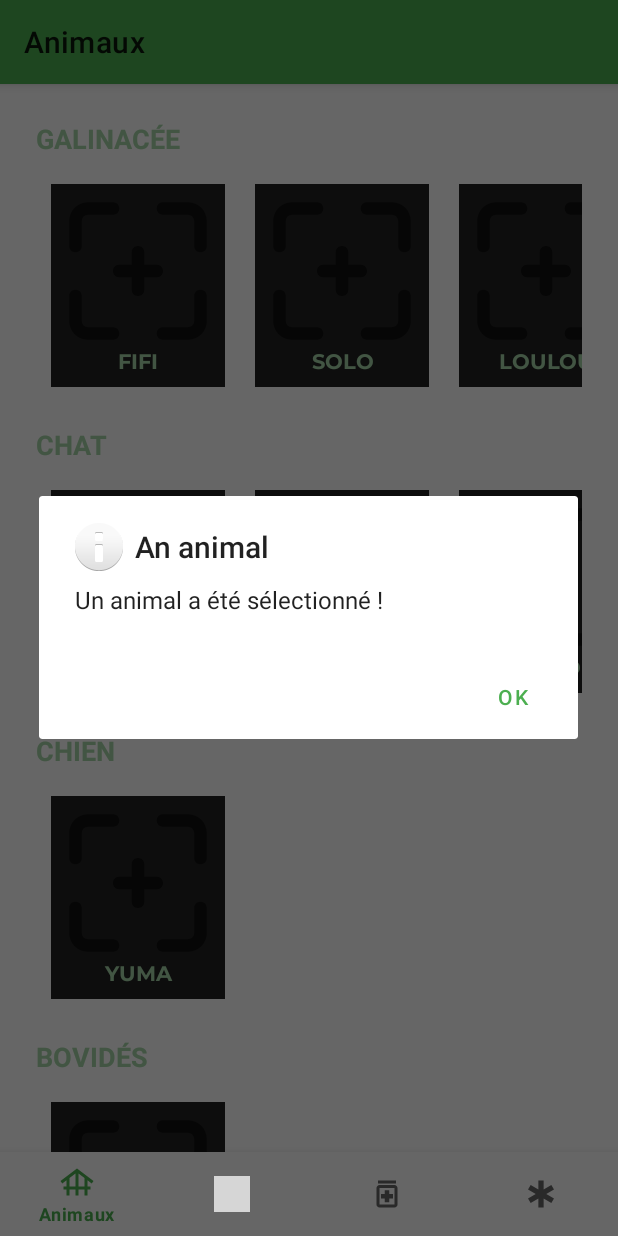
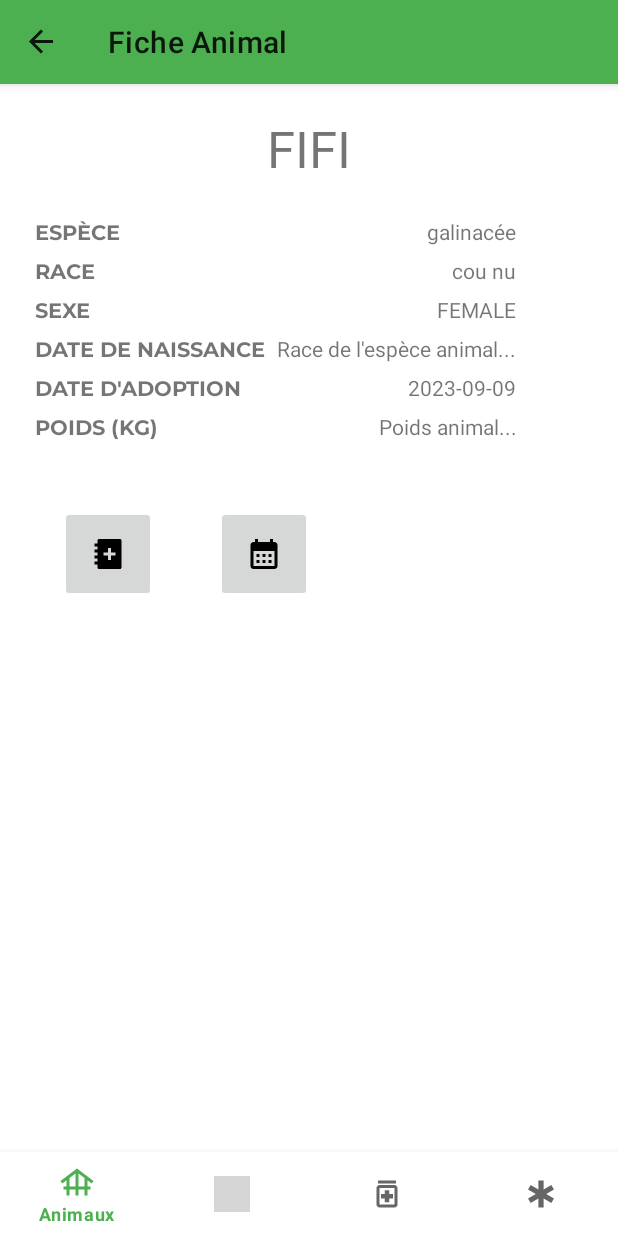
Before and after one commit to nirah-technology/petvet, an Android app: the FarmExpositionFragment screen opened directly, with no data from a screen before it, after a tap on "FIFI", on a phone screen of 412 x 824 dp. Run offline under Robolectric (Android 15) with nearby library versions, the phone set to English and light mode, and no system bars; our stand-ins replace navigation-ui; pictures from the network do not load; 14 statements that could not run were skipped; grey boxes are pictures that could not be loaded.

Commit message:
Add navigation to pet detail

```diff
--- a/app/src/main/java/io/nirahtech/petvet/ui/PetDetailFragment.java
+++ b/app/src/main/java/io/nirahtech/petvet/ui/PetDetailFragment.java
@@ -7,6 +7,9 @@ import androidx.fragment.app.Fragment;
 import android.view.LayoutInflater;
 import android.view.View;
 import android.view.ViewGroup;
+import android.widget.TextView;
+
+import java.util.Objects;
 
 import io.nirahtech.petvet.R;
 import io.nirahtech.petvet.core.base.Pet;
@@ -22,18 +25,62 @@ public class PetDetailFragment extends Fragment {
     // the fragment initialization parameters, e.g. ARG_ITEM_NUMBER
     private static final String ARG_PET = "pet";
 
-    private final Pet pet;
+    private Pet pet;
 
-    public PetDetailFragment(final Pet pet) {
-        // Required empty public constructor
-        this.pet = pet;
+    private TextView petNameTextView;
+    private TextView petSpeciesTextView;
+    private TextView petBreedTextView;
+    private TextView petSexeTextView;
+    private TextView petBirthDateTextView;
+    private TextView petAdoptionDateTextView;
+    private TextView petWweightDateTextView;
+
+    public PetDetailFragment() {
     }
 
 
     @Override
     public View onCreateView(LayoutInflater inflater, ViewGroup container,
                              Bundle savedInstanceState) {
-        // Inflate the layout for this fragment
-        return inflater.inflate(R.layout.fragment_pet_detail, container, false);
+        View rootView = inflater.inflate(R.layout.fragment_pet_detail, container, false);
+
+        if (Objects.nonNull(getArguments())) {
+            final Pet pet = (Pet) getArguments().getSerializable(ARG_PET);
+            if (Objects.nonNull(pet)) {
+                this.pet = pet;
+            }
+        }
+
+        if (Objects.nonNull(this.pet)) {
+            this.petNameTextView = rootView.findViewById(R.id.petName);
+            this.petSpeciesTextView = rootView.findViewById(R.id.petSpecies);
+            this.petBreedTextView = rootView.findViewById(R.id.petBreed);
+            this.petSexeTextView = rootView.findViewById(R.id.petSexe);
+            this.petBirthDateTextView = rootView.findViewById(R.id.petBirthDate);
+            this.petAdoptionDateTextView = rootView.findViewById(R.id.petAdoptionDate);
+            this.petWweightDateTextView = rootView.findViewById(R.id.petWeight);
+
+            if (Objects.nonNull(this.pet.getName())) {
+                this.petNameTextView.setText(this.pet.getName());
+            }
+            if (Objects.nonNull(this.pet.getAnimal().getSpecies())) {
+                this.petSpeciesTextView.setText(this.pet.getAnimal().getSpecies().getName());
+            }
+            if (Objects.nonNull(this.pet.getAnimal().getBreed())) {
+                this.petBreedTextView.setText(this.pet.getAnimal().getBreed().getName());
+            }
+            if (Objects.nonNull(this.pet.getAnimal().getGender())) {
+                this.petSexeTextView.setText(this.pet.getAnimal().getGender().name());
+            }
+            if (Objects.nonNull(this.pet.getAnimal().getBirthDate())) {
+                this.petBirthDateTextView.setText(this.pet.getAnimal().getBirthDate().toString());
+            }
+            if (Objects.nonNull(this.pet.getAdoptionDate())) {
+                this.petAdoptionDateTextView.setText(this.pet.getAdoptionDate().toString());
+            }
+        }
+
+        return rootView;
+
     }
 }
--- a/app/src/main/java/io/nirahtech/petvet/ui/adapters/PetAdapter.java
+++ b/app/src/main/java/io/nirahtech/petvet/ui/adapters/PetAdapter.java
@@ -12,22 +12,15 @@ import java.util.List;
 
 import io.nirahtech.petvet.R;
 import io.nirahtech.petvet.core.base.Pet;
+import io.nirahtech.petvet.ui.adapters.listeners.OnPetClickEventListener;
 
-public class PetAdapter extends RecyclerView.Adapter<PetAdapter.PetViewHolder> {
-    private List<Pet> pets;
+public class PetAdapter extends RecyclerView.Adapter<PetViewHolder> {
+    private final List<Pet> pets;
+    private final OnPetClickEventListener onPetClickEventListener;
 
-    static class PetViewHolder extends RecyclerView.ViewHolder {
-        private final ImageView petImage;
-        private final TextView petName;
 
-        public PetViewHolder(final View itemView) {
-            super(itemView);
-            this.petImage = itemView.findViewById(R.id.petImage);
-            this.petName = itemView.findViewById(R.id.petName);
-        }
-    }
-
-    public PetAdapter(final List<Pet> Pets) {
+    public PetAdapter(final List<Pet> Pets, final OnPetClickEventListener onPetClickEventListener) {
+        this.onPetClickEventListener = onPetClickEventListener;
         this.pets = Pets;
     }
 
@@ -39,10 +32,11 @@ public class PetAdapter extends RecyclerView.Adapter<PetAdapter.PetViewHolder> {
 
     @Override
     public void onBindViewHolder(PetViewHolder holder, int position) {
-        final Pet Pet = this.pets.get(position);
+        final Pet pet = this.pets.get(position);
         // Load image using a library like Glide or Picasso
         // Glide.with(holder.PetImage.getContext()).load(Pet.getImageUrl()).into(holder.PetImage);
-        holder.petName.setText(Pet.getName());
+        holder.petName.setText(pet.getName());
+        holder.bind(pet, this.onPetClickEventListener);
     }
 
     @Override
--- /dev/null
+++ b/app/src/main/java/io/nirahtech/petvet/ui/adapters/PetViewHolder.java
@@ -0,0 +1,27 @@
+package io.nirahtech.petvet.ui.adapters;
+
+import android.view.View;
+import android.widget.ImageView;
+import android.widget.TextView;
+
+import androidx.recyclerview.widget.RecyclerView;
+
+import io.nirahtech.petvet.R;
+import io.nirahtech.petvet.core.base.Pet;
+import io.nirahtech.petvet.ui.adapters.listeners.OnPetClickEventListener;
+
+public class PetViewHolder extends RecyclerView.ViewHolder {
+    final ImageView petImage;
+    final TextView petName;
+
+    public PetViewHolder(final View itemView) {
+        super(itemView);
+        this.petImage = itemView.findViewById(R.id.petImage);
+        this.petName = itemView.findViewById(R.id.petName);
+    }
+    public void bind(final Pet pet, final OnPetClickEventListener listener) {
+        petName.setText(pet.getName());
+        itemView.setOnClickListener(v -> listener.onPetClick(pet));
+    }
+
+}
--- a/app/src/main/java/io/nirahtech/petvet/ui/adapters/SpeciesAdapter.java
+++ b/app/src/main/java/io/nirahtech/petvet/ui/adapters/SpeciesAdapter.java
@@ -16,23 +16,16 @@ import java.util.Set;
 import io.nirahtech.petvet.R;
 import io.nirahtech.petvet.core.animalpark.Species;
 import io.nirahtech.petvet.core.base.Pet;
+import io.nirahtech.petvet.ui.adapters.listeners.OnPetClickEventListener;
 
-public final class SpeciesAdapter extends RecyclerView.Adapter<SpeciesAdapter.SpeciesViewHolder> {
+public final class SpeciesAdapter extends RecyclerView.Adapter<SpeciesViewHolder> {
     private final Map<Species, Set<Pet>> sortedPetsBySpecies;
+    private final OnPetClickEventListener onPetClickEventListener;
 
-    public static final class SpeciesViewHolder extends RecyclerView.ViewHolder {
-        private final TextView speciesName;
-        private final RecyclerView petRecyclerView;
 
-        public SpeciesViewHolder(View itemView) {
-            super(itemView);
-            this.speciesName = itemView.findViewById(R.id.speciesName);
-            this.petRecyclerView = itemView.findViewById(R.id.animalRecyclerView);
-        }
-    }
-
-    public SpeciesAdapter(final Map<Species, Set<Pet>> speciesList) {
+    public SpeciesAdapter(final Map<Species, Set<Pet>> speciesList, final OnPetClickEventListener onPetClickEventListener) {
         this.sortedPetsBySpecies = speciesList;
+        this.onPetClickEventListener = onPetClickEventListener;
     }
 
     @Override
@@ -48,7 +41,7 @@ public final class SpeciesAdapter extends RecyclerView.Adapter<SpeciesAdapter.Sp
 
         // Set up the horizontal RecyclerView for animals
         final List<Pet> petsOfSpecies = new ArrayList<>(this.sortedPetsBySpecies.get(species));
-        final PetAdapter petAdapter = new PetAdapter(petsOfSpecies);
+        final PetAdapter petAdapter = new PetAdapter(petsOfSpecies, this.onPetClickEventListener);
         holder.petRecyclerView.setLayoutManager(new LinearLayoutManager(holder.petRecyclerView.getContext(), LinearLayoutManager.HORIZONTAL, false));
         holder.petRecyclerView.setAdapter(petAdapter);
     }
--- /dev/null
+++ b/app/src/main/java/io/nirahtech/petvet/ui/adapters/SpeciesViewHolder.java
@@ -0,0 +1,19 @@
+package io.nirahtech.petvet.ui.adapters;
+
+import android.view.View;
+import android.widget.TextView;
+
+import androidx.recyclerview.widget.RecyclerView;
+
+import io.nirahtech.petvet.R;
+
+public final class SpeciesViewHolder extends RecyclerView.ViewHolder {
+    final TextView speciesName;
+    final RecyclerView petRecyclerView;
+
+    public SpeciesViewHolder(View itemView) {
+        super(itemView);
+        this.speciesName = itemView.findViewById(R.id.speciesName);
+        this.petRecyclerView = itemView.findViewById(R.id.animalRecyclerView);
+    }
+}
--- /dev/null
+++ b/app/src/main/java/io/nirahtech/petvet/ui/adapters/listeners/OnPetClickEventListener.java
@@ -0,0 +1,7 @@
+package io.nirahtech.petvet.ui.adapters.listeners;
+
+import io.nirahtech.petvet.core.base.Pet;
+
+public interface OnPetClickEventListener {
+    void onPetClick(Pet pet);
+}
--- a/app/src/main/java/io/nirahtech/petvet/ui/fragments/farm/FarmExpositionFragment.java
+++ b/app/src/main/java/io/nirahtech/petvet/ui/fragments/farm/FarmExpositionFragment.java
@@ -27,6 +27,7 @@ import java.util.Set;
 import io.nirahtech.petvet.R;
 import io.nirahtech.petvet.core.animalpark.Animal;
 import io.nirahtech.petvet.core.animalpark.Breed;
+import io.nirahtech.petvet.core.animalpark.Gender;
 import io.nirahtech.petvet.core.animalpark.Species;
 import io.nirahtech.petvet.core.base.House;
 import io.nirahtech.petvet.core.base.Pet;
@@ -36,6 +37,7 @@ import io.nirahtech.petvet.services.storage.StorageService;
 import io.nirahtech.petvet.services.storage.house.HouseService;
 import io.nirahtech.petvet.services.storage.house.HouseServiceImpl;
 import io.nirahtech.petvet.ui.adapters.SpeciesAdapter;
+import io.nirahtech.petvet.ui.adapters.listeners.OnPetClickEventListener;
 
 /**
  * A simple {@link Fragment} subclass.
@@ -92,6 +94,7 @@ public class FarmExpositionFragment extends Fragment {
             final Animal nitroAsAnimal = new Animal();
             nitroAsAnimal.setSpecies(cat);
             nitroAsAnimal.setBreed(european);
+            nitroAsAnimal.setGender(Gender.MALE);
             nitroAsAnimal.setWeight(Weight.kg(7.2D));
             Pet nitroAsPet = new Pet(nitroAsAnimal, "Nitro", LocalDate.of(2017, 3, 17));
             cats.add(nitroAsPet);
@@ -101,6 +104,7 @@ public class FarmExpositionFragment extends Fragment {
             final Animal nalaAsAnimal = new Animal();
             nalaAsAnimal.setSpecies(cat);
             nalaAsAnimal.setBreed(manx);
+            nalaAsAnimal.setGender(Gender.FEMALE);
             nalaAsAnimal.setWeight(Weight.kg(7.2D));
             Pet nalaAsPet = new Pet(nalaAsAnimal, "Nala", LocalDate.of(2017, 3, 17));
             cats.add(nalaAsPet);
@@ -110,6 +114,7 @@ public class FarmExpositionFragment extends Fragment {
             final Animal simbaAsAnimal = new Animal();
             simbaAsAnimal.setSpecies(cat);
             simbaAsAnimal.setBreed(european);
+            simbaAsAnimal.setGender(Gender.MALE);
             simbaAsAnimal.setWeight(Weight.kg(7.2D));
             Pet simbaAsPet = new Pet(simbaAsAnimal, "Simba", LocalDate.of(2017, 3, 17));
             cats.add(simbaAsPet);
@@ -119,6 +124,7 @@ public class FarmExpositionFragment extends Fragment {
             final Animal edAsAnimal = new Animal();
             edAsAnimal.setSpecies(cat);
             edAsAnimal.setBreed(chartreux);
+            edAsAnimal.setGender(Gender.MALE);
             edAsAnimal.setWeight(Weight.kg(7.2D));
             Pet edAsPet = new Pet(edAsAnimal, "Simba", LocalDate.of(2017, 3, 17));
             cats.add(edAsPet);
@@ -127,9 +133,11 @@ public class FarmExpositionFragment extends Fragment {
             final Set<Pet> dogs = new HashSet<>();
             final Species dog = Species.of("Chien");
             final Breed yorkshire = Breed.of("Yorkshire");
+
             final Animal yumaAsAnimal = new Animal();
             this.petsBySpecies.put(dog, dogs);
             yumaAsAnimal.setSpecies(dog);
+            yumaAsAnimal.setGender(Gender.FEMALE);
             yumaAsAnimal.setBreed(yorkshire);
             yumaAsAnimal.setWeight(Weight.kg(4.7D));
             Pet yumaAsPet = new Pet(yumaAsAnimal, "Yuma", LocalDate.of(2017, 3, 17));
@@ -147,6 +155,7 @@ public class FarmExpositionFragment extends Fragment {
             this.petsBySpecies.put(galinacea, galinaceas);
             picsouAsAnimal.setSpecies(galinacea);
             picsouAsAnimal.setBreed(couNu);
+            picsouAsAnimal.setGender(Gender.MALE);
             picsouAsAnimal.setWeight(Weight.kg(5.7D));
             Pet picsouAsPet = new Pet(picsouAsAnimal, "Picsou", LocalDate.of(2023, 9, 9));
             galinaceas.add(picsouAsPet);
@@ -156,6 +165,7 @@ public class FarmExpositionFragment extends Fragment {
             final Animal ririAsAnimal = new Animal();
             ririAsAnimal.setSpecies(galinacea);
             ririAsAnimal.setBreed(couNu);
+            ririAsAnimal.setGender(Gender.FEMALE);
             ririAsAnimal.setWeight(Weight.kg(4.2D));
             Pet ririAsPet = new Pet(ririAsAnimal, "Riri", LocalDate.of(2023, 9, 9));
             galinaceas.add(ririAsPet);
@@ -165,6 +175,7 @@ public class FarmExpositionFragment extends Fragment {
             final Animal fifiAsAnimal = new Animal();
             fifiAsAnimal.setSpecies(galinacea);
             fifiAsAnimal.setBreed(couNu);
+            fifiAsAnimal.setGender(Gender.FEMALE);
             fifiAsAnimal.setWeight(Weight.kg(4.2D));
             Pet fifiAsPet = new Pet(fifiAsAnimal, "Fifi", LocalDate.of(2023, 9, 9));
             galinaceas.add(fifiAsPet);
@@ -174,6 +185,7 @@ public class FarmExpositionFragment extends Fragment {
             final Animal loulouAsAnimal = new Animal();
             loulouAsAnimal.setSpecies(galinacea);
             loulouAsAnimal.setBreed(couNu);
+            loulouAsAnimal.setGender(Gender.FEMALE);
             loulouAsAnimal.setWeight(Weight.kg(4.2D));
             Pet loulouAsPet = new Pet(loulouAsAnimal, "Loulou", LocalDate.of(2023, 9, 9));
             galinaceas.add(loulouAsPet);
@@ -185,6 +197,7 @@ public class FarmExpositionFragment extends Fragment {
             final Animal soloAnimal = new Animal();
             soloAnimal.setSpecies(galinacea);
             soloAnimal.setBreed(sussex);
+            soloAnimal.setGender(Gender.FEMALE);
             soloAnimal.setWeight(Weight.kg(4.2D));
             Pet soloAsPet = new Pet(soloAnimal, "Solo", LocalDate.of(2023, 9, 9));
             galinaceas.add(soloAsPet);
@@ -194,6 +207,7 @@ public class FarmExpositionFragment extends Fragment {
             final Animal sekeAsAnimal = new Animal();
             sekeAsAnimal.setSpecies(galinacea);
             sekeAsAnimal.setBreed(sussex);
+            sekeAsAnimal.setGender(Gender.FEMALE);
             sekeAsAnimal.setWeight(Weight.kg(4.2D));
             Pet sekeAsPet = new Pet(sekeAsAnimal, "Séké", LocalDate.of(2023, 9, 9));
             galinaceas.add(sekeAsPet);
@@ -203,6 +217,7 @@ public class FarmExpositionFragment extends Fragment {
             final Animal gaiaAsAnimal = new Animal();
             gaiaAsAnimal.setSpecies(galinacea);
             gaiaAsAnimal.setBreed(greyCendre);
+            gaiaAsAnimal.setGender(Gender.FEMALE);
             gaiaAsAnimal.setWeight(Weight.kg(4.2D));
             Pet gaiaAsPet = new Pet(gaiaAsAnimal, "Gaïa", LocalDate.of(2023, 9, 9));
             galinaceas.add(gaiaAsPet);
@@ -212,17 +227,20 @@ public class FarmExpositionFragment extends Fragment {
             final Animal cargoAsAnimal = new Animal();
             cargoAsAnimal.setSpecies(galinacea);
             cargoAsAnimal.setBreed(greyCendre);
+            cargoAsAnimal.setGender(Gender.FEMALE);
             cargoAsAnimal.setWeight(Weight.kg(4.2D));
             Pet cargoAsPet = new Pet(cargoAsAnimal, "Cargo", LocalDate.of(2023, 9, 9));
             galinaceas.add(cargoAsPet);
             HOUSE_SERVICE.get().adopt(cargoAsAnimal, cargoAsPet.getName(), cargoAsPet.getAdoptionDate());
 
             final Set<Pet> bovids = new HashSet<>();
-            final Species bovid = Species.of("Bovidés");
+            final Species bovid = Species.of("Ovidés");
             final Breed dwarfGoat = Breed.of("Naine");
+
             final Animal djaliAsAnimal = new Animal();
             this.petsBySpecies.put(bovid, bovids);
             djaliAsAnimal.setSpecies(bovid);
+            djaliAsAnimal.setGender(Gender.FEMALE);
             djaliAsAnimal.setBreed(dwarfGoat);
             djaliAsAnimal.setWeight(Weight.kg(14.24D));
             Pet djaliAsPet = new Pet(djaliAsAnimal, "Djali", LocalDate.of(2024, 9, 9));
@@ -262,9 +280,17 @@ public class FarmExpositionFragment extends Fragment {
             throw new RuntimeException(e);
         }
 
+        OnPetClickEventListener onPetClickListener = pet -> {
+            Bundle bundle = new Bundle();
+            bundle.putSerializable("pet", pet);
+            NavController navController = Navigation.findNavController(view);
+            navController.navigate(R.id.navigation_pet_detail, bundle);
+        };
+
+
         speciesRecyclerView = view.findViewById(R.id.speciesRecyclerView);
         speciesRecyclerView.setLayoutManager(new LinearLayoutManager(getContext()));
-        speciesAdapter = new SpeciesAdapter(this.petsBySpecies);
+        speciesAdapter = new SpeciesAdapter(this.petsBySpecies, onPetClickListener);
         speciesRecyclerView.setAdapter(speciesAdapter);
 
         this.adoptionButton = view.findViewById(R.id.adoptionButton);
--- a/app/src/main/res/drawable/ic_health_book.xml
+++ b/app/src/main/res/drawable/ic_health_book.xml
@@ -1,6 +1,6 @@
 <vector xmlns:android="http://schemas.android.com/apk/res/android"
-    android:width="800dp"
-    android:height="800dp"
+    android:width="24dp"
+    android:height="24dp"
     android:viewportWidth="24"
     android:viewportHeight="24">
   <path
--- a/app/src/main/res/layout/fragment_pet_detail.xml
+++ b/app/src/main/res/layout/fragment_pet_detail.xml
@@ -2,6 +2,7 @@
 <LinearLayout xmlns:android="http://schemas.android.com/apk/res/android"
     xmlns:app="http://schemas.android.com/apk/res-auto"
     xmlns:tools="http://schemas.android.com/tools"
+    android:id="@+id/fragmentPetDetail"
     android:layout_width="match_parent"
     android:layout_height="match_parent"
     android:orientation="vertical"
@@ -15,7 +16,7 @@
         tools:src="@tools:sample/avatars" />
 
     <TextView
-        android:id="@+id/textView"
+        android:id="@+id/petName"
         android:layout_width="match_parent"
         android:layout_height="wrap_content"
         android:textAlignment="center"
@@ -37,6 +38,7 @@
                 android:padding="3dip" />
             <TextView
                 android:text="Espèce de l'animal..."
+                android:id="@+id/petSpecies"
                 android:gravity="right"
                 android:padding="3dip" />
         </TableRow>
@@ -48,6 +50,7 @@
                 android:text="Race"
                 android:padding="3dip" />
             <TextView
+                android:id="@+id/petBreed"
                 android:text="Race de l'espèce animal..."
                 android:gravity="right"
                 android:padding="3dip" />
@@ -60,7 +63,8 @@
                 android:text="Sexe"
                 android:padding="3dip" />
             <TextView
-                android:text="Race de l'espèce animal..."
+                android:id="@+id/petSexe"
+                android:text="Sexe animal..."
                 android:gravity="right"
                 android:padding="3dip" />
         </TableRow>
@@ -72,6 +76,7 @@
                 android:text="Date de naissance"
                 android:padding="3dip" />
             <TextView
+                android:id="@+id/petBirthDate"
                 android:text="Race de l'espèce animal..."
                 android:gravity="right"
                 android:padding="3dip" />
@@ -83,6 +88,7 @@
                 android:text="Date d'adoption"
                 android:padding="3dip" />
             <TextView
+                android:id="@+id/petAdoptionDate"
                 android:text="Race de l'espèce animal..."
                 android:gravity="right"
                 android:padding="3dip" />
@@ -94,7 +100,8 @@
                 android:text="Poids (kg)"
                 android:padding="3dip" />
             <TextView
-                android:text="Race de l'espèce animal..."
+                android:id="@+id/petWeight"
+                android:text="Poids animal..."
                 android:gravity="right"
                 android:padding="3dip" />
         </TableRow>
@@ -106,7 +113,7 @@
 
 
         <ImageButton
-            android:id="@+id/imageButton"
+            android:id="@+id/openHealthBookButton"
             android:layout_width="wrap_content"
             android:layout_height="wrap_content"
             android:padding="20dp"
@@ -114,7 +121,7 @@
             android:src="@drawable/ic_health_book" />
 
         <ImageButton
-            android:id="@+id/imageButton2"
+            android:id="@+id/openPetCalendar"
             android:layout_width="wrap_content"
             android:layout_height="wrap_content"
             android:padding="20dp"
--- a/app/src/main/res/layout/pet_item.xml
+++ b/app/src/main/res/layout/pet_item.xml
@@ -6,9 +6,7 @@
     android:orientation="vertical"
     android:layout_margin="10dp"
     android:background="@color/grey_900"
-    android:onClick="displayPetIdentityCard"
-    android:padding="8dp"
-    tools:ignore="OnClick">
+    android:padding="8dp">
 
     <ImageView
         android:id="@+id/petImage"
--- a/app/src/main/res/navigation/mobile_navigation.xml
+++ b/app/src/main/res/navigation/mobile_navigation.xml
@@ -36,4 +36,10 @@
         android:label="Adoption"
         tools:layout="@layout/fragment_pet_adoption" />
 
+    <fragment
+        android:id="@+id/navigation_pet_detail"
+        android:name="io.nirahtech.petvet.ui.PetDetailFragment"
+        android:label="Fiche Animal"
+        tools:layout="@layout/fragment_pet_detail" />
+
 </navigation>
```
